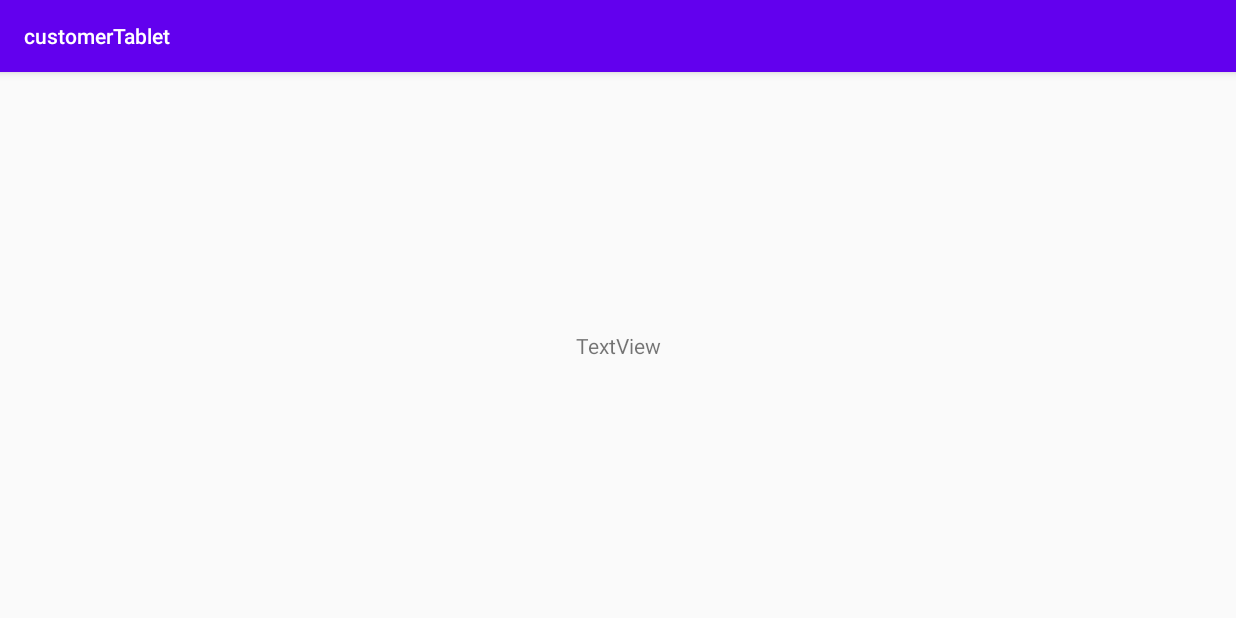
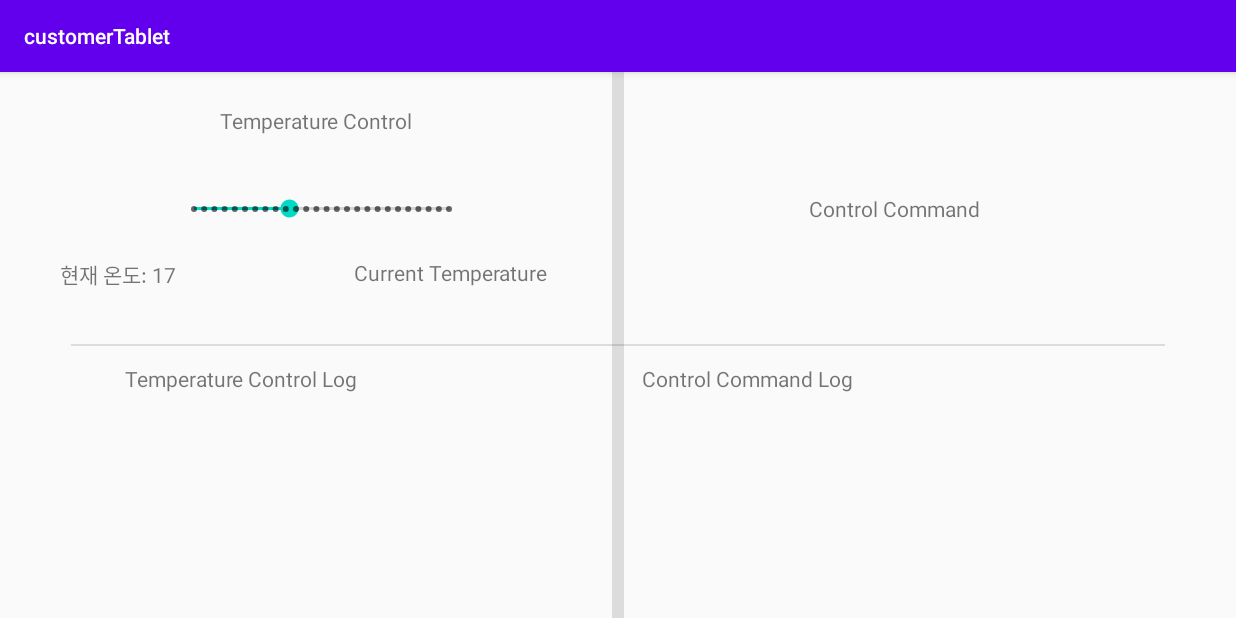
Before and after one commit to HyunDevv/NetworkSemiProject, an Android app: the screen it shows after launch (MainActivity), on a phone screen of 824 x 412 dp (held sideways). Run offline under Robolectric (Android 15) with nearby library versions, the phone set to English and light mode, and no system bars.

Commit message:
Set customerTablet UI

```diff
--- a/CustomerTablet/customerTablet/app/src/main/java/com/example/customertablet/MainActivity.java
+++ b/CustomerTablet/customerTablet/app/src/main/java/com/example/customertablet/MainActivity.java
@@ -3,12 +3,51 @@ package com.example.customertablet;
 import androidx.appcompat.app.AppCompatActivity;
 
 import android.os.Bundle;
+import android.widget.SeekBar;
+import android.widget.TextView;
 
 public class MainActivity extends AppCompatActivity {
+    TextView tx_temp, tx_setTemp, tx_logTemp, tx_curTemp, tx_logCtl, tx_ctl;
+    SeekBar seekBar;
 
     @Override
     protected void onCreate(Bundle savedInstanceState) {
         super.onCreate(savedInstanceState);
         setContentView(R.layout.activity_main);
+        tx_temp = findViewById(R.id.tx_temp);
+        tx_setTemp = findViewById(R.id.tx_setTemp);
+        tx_logTemp = findViewById(R.id.tx_logTemp);
+        tx_curTemp = findViewById(R.id.tx_curTemp);
+        tx_logCtl = findViewById(R.id.tx_logCtl);
+        tx_ctl = findViewById(R.id.tx_ctl);
+        seekBar = findViewById(R.id.seekBar);
+
+        tx_temp.setText("Temperature Control");
+        tx_setTemp.setText("Current Temperature");
+        tx_logTemp.setText("Temperature Control Log");
+        tx_ctl.setText("Control Command");
+        tx_logCtl.setText("Control Command Log");
+
+
+        // 센서로부터 받은 현재 온도를 표시
+        int temp = 17;
+        tx_curTemp.setText("현재 온도: "+temp);
+
+        // 온도 조절 SeekBar
+        seekBar.setOnSeekBarChangeListener(new SeekBar.OnSeekBarChangeListener() {
+            // SeekBar 조작시 목표 온도 변경
+            @Override
+            public void onProgressChanged(SeekBar seekBar, int progress, boolean fromUser) {
+                tx_setTemp.setText("목표 온도: "+progress);
+            }
+            @Override
+            public void onStartTrackingTouch(SeekBar seekBar) {
+
+            }
+            @Override
+            public void onStopTrackingTouch(SeekBar seekBar) {
+
+            }
+        });
     }
 }
--- a/CustomerTablet/customerTablet/app/src/main/res/layout-land/activity_main.xml
+++ b/CustomerTablet/customerTablet/app/src/main/res/layout-land/activity_main.xml
@@ -1,18 +1,107 @@
 <?xml version="1.0" encoding="utf-8"?>
-<androidx.constraintlayout.widget.ConstraintLayout
-    xmlns:android="http://schemas.android.com/apk/res/android"
+<androidx.constraintlayout.widget.ConstraintLayout xmlns:android="http://schemas.android.com/apk/res/android"
     xmlns:app="http://schemas.android.com/apk/res-auto"
     xmlns:tools="http://schemas.android.com/tools"
     android:layout_width="match_parent"
     android:layout_height="match_parent">
 
     <TextView
-        android:id="@+id/textView"
+        android:id="@+id/tx_temp"
         android:layout_width="wrap_content"
         android:layout_height="wrap_content"
         android:text="TextView"
         app:layout_constraintBottom_toBottomOf="parent"
+        app:layout_constraintEnd_toStartOf="@+id/divider"
+        app:layout_constraintHorizontal_bias="0.526"
+        app:layout_constraintStart_toStartOf="parent"
+        app:layout_constraintTop_toTopOf="parent"
+        app:layout_constraintVertical_bias="0.066" />
+
+    <SeekBar
+        android:id="@+id/seekBar"
+        style="@style/Widget.AppCompat.SeekBar.Discrete"
+        android:layout_width="202dp"
+        android:layout_height="90dp"
+        android:max="25"
+        android:min="17"
+        android:progress="20"
+        app:layout_constraintBottom_toBottomOf="parent"
+        app:layout_constraintEnd_toStartOf="@+id/divider"
+        app:layout_constraintHorizontal_bias="0.55"
+        app:layout_constraintStart_toStartOf="parent"
+        app:layout_constraintTop_toTopOf="parent"
+        app:layout_constraintVertical_bias="0.171" />
+
+    <View
+        android:id="@+id/divider"
+        android:layout_width="8dp"
+        android:layout_height="394dp"
+        android:background="?android:attr/listDivider"
+        app:layout_constraintBottom_toBottomOf="parent"
         app:layout_constraintEnd_toEndOf="parent"
         app:layout_constraintStart_toStartOf="parent"
         app:layout_constraintTop_toTopOf="parent" />
+
+    <TextView
+        android:id="@+id/tx_setTemp"
+        android:layout_width="wrap_content"
+        android:layout_height="wrap_content"
+        android:layout_marginTop="124dp"
+        android:text="TextView"
+        app:layout_constraintEnd_toStartOf="@+id/divider"
+        app:layout_constraintHorizontal_bias="0.848"
+        app:layout_constraintStart_toStartOf="parent"
+        app:layout_constraintTop_toTopOf="parent" />
+
+    <View
+        android:id="@+id/divider2"
+        android:layout_width="729dp"
+        android:layout_height="1dp"
+        android:background="?android:attr/listDivider"
+        app:layout_constraintBottom_toBottomOf="parent"
+        app:layout_constraintEnd_toEndOf="parent"
+        app:layout_constraintStart_toStartOf="parent"
+        app:layout_constraintTop_toTopOf="parent" />
+
+    <TextView
+        android:id="@+id/tx_logTemp"
+        android:layout_width="wrap_content"
+        android:layout_height="wrap_content"
+        android:layout_marginStart="36dp"
+        android:layout_marginTop="12dp"
+        android:text="TextView"
+        app:layout_constraintStart_toStartOf="@+id/divider2"
+        app:layout_constraintTop_toBottomOf="@+id/divider2" />
+
+    <TextView
+        android:id="@+id/tx_logCtl"
+        android:layout_width="wrap_content"
+        android:layout_height="wrap_content"
+        android:layout_marginStart="12dp"
+        android:layout_marginTop="12dp"
+        android:text="TextView"
+        app:layout_constraintStart_toEndOf="@+id/divider"
+        app:layout_constraintTop_toBottomOf="@+id/divider2" />
+
+    <TextView
+        android:id="@+id/tx_ctl"
+        android:layout_width="wrap_content"
+        android:layout_height="wrap_content"
+        android:text="TextView"
+        app:layout_constraintBottom_toTopOf="@+id/divider2"
+        app:layout_constraintEnd_toEndOf="@+id/divider2"
+        app:layout_constraintStart_toEndOf="@+id/divider"
+        app:layout_constraintTop_toTopOf="parent" />
+
+    <TextView
+        android:id="@+id/tx_curTemp"
+        android:layout_width="wrap_content"
+        android:layout_height="wrap_content"
+        android:layout_marginTop="124dp"
+        android:text="TextView"
+        app:layout_constraintEnd_toStartOf="@+id/divider"
+        app:layout_constraintHorizontal_bias="0.121"
+        app:layout_constraintStart_toStartOf="parent"
+        app:layout_constraintTop_toTopOf="parent" />
+
 </androidx.constraintlayout.widget.ConstraintLayout>
```
